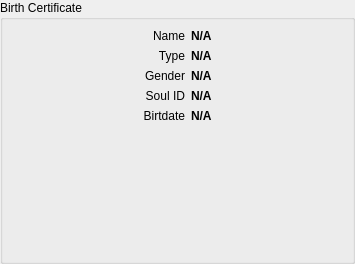
Before: the Qt Designer form libs/libcore/ui/PortableIDWidget.ui in mrdeveloperdude/OctoMY, drawn with Qt 5.
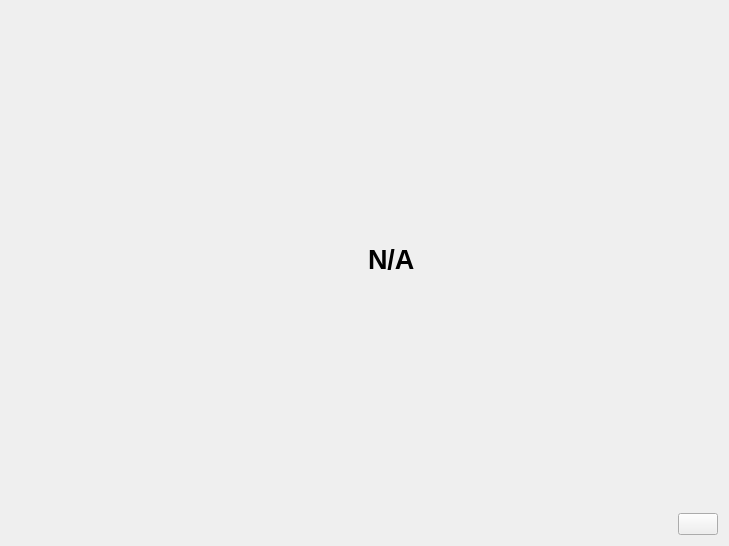
After: the same form once the commit is applied. Icons and pictures are not drawn. Custom widgets are drawn as their Qt base class.

Diff of the .ui file:
```diff
--- a/libs/libcore/ui/PortableIDWidget.ui
+++ b/libs/libcore/ui/PortableIDWidget.ui
@@ -6,17 +6,21 @@
    <rect>
     <x>0</x>
     <y>0</y>
-    <width>355</width>
-    <height>264</height>
+    <width>729</width>
+    <height>546</height>
    </rect>
   </property>
   <property name="windowTitle">
    <string>Form</string>
   </property>
-  <layout class="QVBoxLayout" name="verticalLayout">
-   <property name="spacing">
-    <number>6</number>
-   </property>
+  <layout class="QVBoxLayout" name="verticalLayout_2">
+   <item>
+    <widget class="QStackedWidget" name="stackedWidget">
+     <property name="currentIndex">
+      <number>1</number>
+     </property>
+     <widget class="QWidget" name="pageCertificate">
+      <layout class="QGridLayout" name="gridLayout">
    <property name="leftMargin">
     <number>0</number>
    </property>
@@ -29,7 +33,10 @@
    <property name="bottomMargin">
     <number>0</number>
    </property>
-   <item>
+       <property name="spacing">
+        <number>0</number>
+       </property>
+       <item row="0" column="0">
     <widget class="QGroupBox" name="groupBoxBirthCertificate">
      <property name="sizePolicy">
       <sizepolicy hsizetype="Minimum" vsizetype="Minimum">
@@ -41,27 +48,24 @@
       <string>Birth Certificate</string>
      </property>
      <layout class="QGridLayout" name="gridLayout_2">
-      <item row="0" column="2">
-       <widget class="QLabel" name="labelName">
-        <property name="sizePolicy">
-         <sizepolicy hsizetype="Minimum" vsizetype="Minimum">
-          <horstretch>0</horstretch>
-          <verstretch>0</verstretch>
-         </sizepolicy>
-        </property>
-        <property name="font">
-         <font>
-          <weight>75</weight>
-          <bold>true</bold>
-         </font>
-        </property>
-        <property name="text">
-         <string>N/A</string>
-        </property>
-        <property name="textInteractionFlags">
-         <set>Qt::TextSelectableByMouse</set>
-        </property>
-       </widget>
+          <property name="leftMargin">
+           <number>9</number>
+          </property>
+          <property name="topMargin">
+           <number>9</number>
+          </property>
+          <item row="0" column="0" rowspan="4">
+           <spacer name="horizontalSpacer">
+            <property name="orientation">
+             <enum>Qt::Horizontal</enum>
+            </property>
+            <property name="sizeHint" stdset="0">
+             <size>
+              <width>40</width>
+              <height>20</height>
+             </size>
+            </property>
+           </spacer>
       </item>
       <item row="0" column="3" rowspan="4">
        <spacer name="horizontalSpacer_3">
@@ -262,6 +266,79 @@
       </item>
      </layout>
     </widget>
+       </item>
+      </layout>
+     </widget>
+     <widget class="QWidget" name="pageNameplate">
+      <layout class="QVBoxLayout" name="verticalLayout">
+       <item>
+        <layout class="QHBoxLayout" name="horizontalLayout_2">
+         <item>
+          <widget class="IdenticonWidget" name="widgetBadgeIdenticon" native="true">
+           <property name="sizePolicy">
+            <sizepolicy hsizetype="Minimum" vsizetype="Expanding">
+             <horstretch>0</horstretch>
+             <verstretch>0</verstretch>
+            </sizepolicy>
+           </property>
+          </widget>
+         </item>
+         <item>
+          <widget class="QLabel" name="labelBadgeName">
+           <property name="font">
+            <font>
+             <pointsize>20</pointsize>
+             <weight>75</weight>
+             <bold>true</bold>
+            </font>
+           </property>
+           <property name="text">
+            <string>N/A</string>
+           </property>
+          </widget>
+         </item>
+        </layout>
+       </item>
+      </layout>
+     </widget>
+    </widget>
+   </item>
+   <item>
+    <layout class="QHBoxLayout" name="horizontalLayoutButtons">
+     <property name="spacing">
+      <number>0</number>
+     </property>
+     <item>
+      <spacer name="horizontalSpacer_2">
+       <property name="orientation">
+        <enum>Qt::Horizontal</enum>
+       </property>
+       <property name="sizeHint" stdset="0">
+        <size>
+         <width>40</width>
+         <height>20</height>
+        </size>
+       </property>
+      </spacer>
+     </item>
+     <item>
+      <widget class="QPushButton" name="pushButtonToggleView">
+       <property name="toolTip">
+        <string>View full birth certificate</string>
+       </property>
+       <property name="text">
+        <string/>
+       </property>
+       <property name="icon">
+        <iconset resource="../resources/icons.qrc">
+         <normaloff>:/icons/identity.svg</normaloff>:/icons/identity.svg</iconset>
+       </property>
+       <property name="checkable">
+        <bool>true</bool>
+       </property>
+      </widget>
+     </item>
+    </layout>
    </item>
   </layout>
  </widget>
```
Left out of the diff: 163 changed lines with no effect on the pictures. Lines whose indentation alone changed are shown as unchanged.
